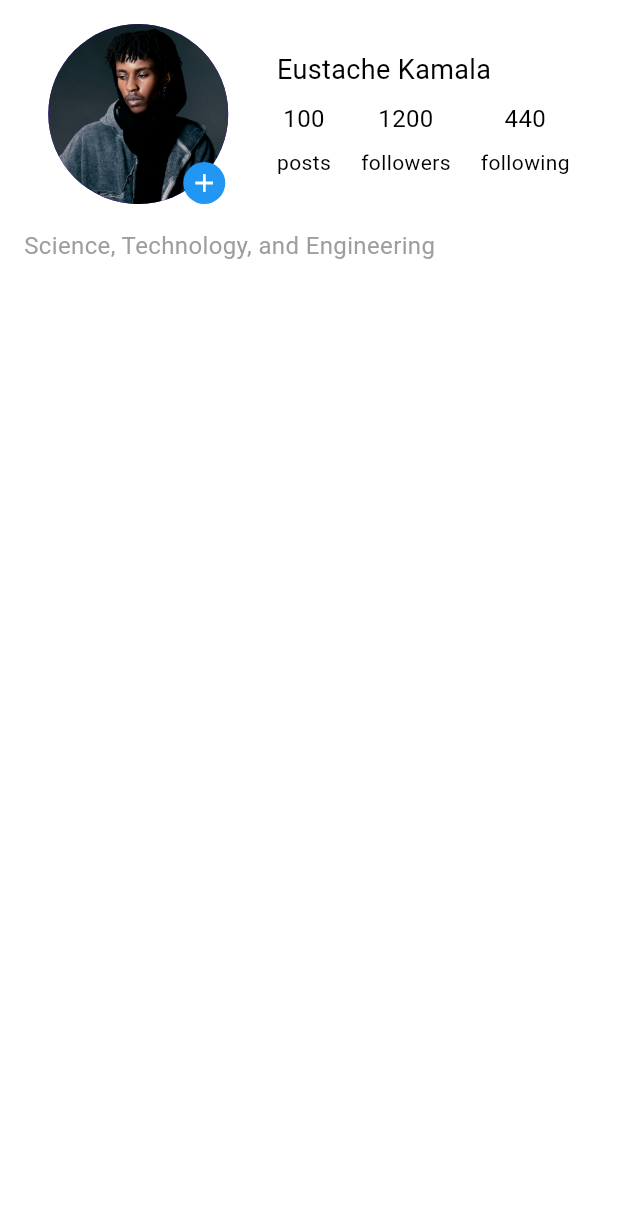
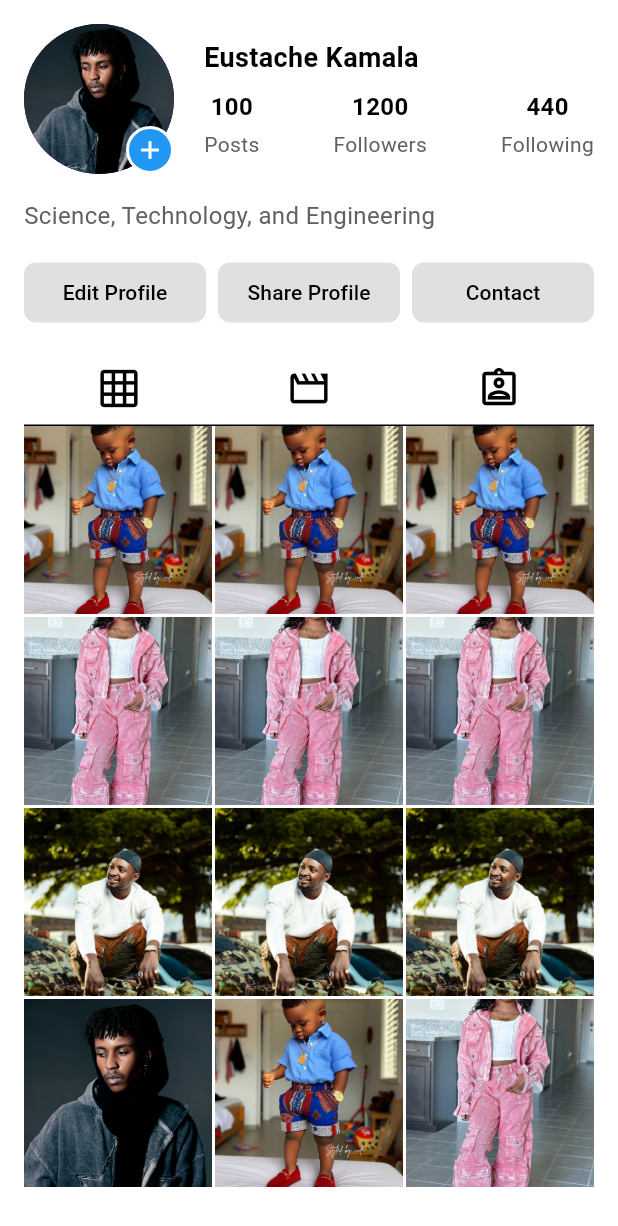
Before and after one commit to Eustachekamala/Instagram, a Flutter app: the ProfilePage screen opened directly, on a phone screen of 412 x 824 dp. Shown: the top 1226 px of the screen. Run offline on Flutter 3.47's test engine with Material 3 defaults, Android fonts, the phone set to English and light mode, and no system bars; our stand-ins replace lottie, shared_preferences; accounts and stored records are empty.

Commit message:
updated the profile page

```diff
--- /dev/null
+++ b/devtools_options.yaml
@@ -0,0 +1,3 @@
+description: This file stores settings for Dart & Flutter DevTools.
+documentation: https://docs.flutter.dev/tools/devtools/extensions#configure-extension-enablement-states
+extensions:
--- a/lib/views/pages/profile_page.dart
+++ b/lib/views/pages/profile_page.dart
@@ -1,5 +1,4 @@
 import 'package:flutter/material.dart';
-import 'package:instagram/views/pages/welcome_page.dart';
 
 class ProfilePage extends StatefulWidget {
   const ProfilePage({super.key});
@@ -9,165 +8,163 @@ class ProfilePage extends StatefulWidget {
 }
 
 class _ProfilePageState extends State<ProfilePage> {
+  // Example list of post image paths
+  final List<String> postImagePaths = [
+    'assets/images/Ankara.jpeg',
+    'assets/images/Ankara.jpeg',
+    'assets/images/Ankara.jpeg',
+    'assets/images/Kids.jpeg',
+    'assets/images/Kids.jpeg',
+    'assets/images/Kids.jpeg',
+    'assets/images/michael.jpg',
+    'assets/images/michael.jpg',
+    'assets/images/michael.jpg',
+    'assets/images/shalom.jpg',
+    'assets/images/Ankara.jpeg',
+    'assets/images/Kids.jpeg',
+  ];
+
   @override
   Widget build(BuildContext context) {
-    return Padding( // Add some padding around the content
-      padding: const EdgeInsets.all(16.0),
-      child: Column(
-        mainAxisAlignment: MainAxisAlignment.spaceBetween, // Push logout to bottom
-        children: [
-          Column(
-            crossAxisAlignment: CrossAxisAlignment.start,
+    return Scaffold( // Added Scaffold for better structure if this is a full page
+      body: SingleChildScrollView( // Allow the entire profile to scroll
+        child: Padding(
+          padding: const EdgeInsets.all(16.0),
+          child: Column(
+            crossAxisAlignment: CrossAxisAlignment.start, // Align content to the start
             children: [
+              // --- Profile Header Row ---
               Row(
-                mainAxisAlignment: MainAxisAlignment.spaceAround,
                 children: [
                   Stack(
-                    alignment: Alignment.bottomRight, // Align plus icon to bottom right
+                    alignment: Alignment.bottomRight,
                     children: [
                       CircleAvatar(
-                        radius: 60, // Slightly smaller radius to accommodate the plus icon visually
+                        radius: 50, // Adjusted radius
                         backgroundImage: AssetImage('assets/images/shalom.jpg'),
                       ),
                       Positioned(
                         bottom: 0,
-                        right: 2,
+                        right: 0,
                         child: Container(
                           decoration: BoxDecoration(
-                            color: Colors.blue, // Or Theme.of(context).primaryColor
-                            shape: BoxShape.circle, // White border for separation
+                            color: Colors.blue,
+                            shape: BoxShape.circle,
+                            border: Border.all(color: Theme.of(context).scaffoldBackgroundColor, width: 2),
                           ),
-                          child: InkWell( // Use InkWell for tap effect
-                            onTap: () {}, //ToDo later
-                            customBorder: CircleBorder(), // Match the shape for ripple effect
-                            child: Padding( // Add padding inside the container for the icon
+                          child: InkWell(
+                            onTap: () { /* Add story logic */ },
+                            customBorder: CircleBorder(),
+                            child: Padding(
                               padding: EdgeInsets.all(4.0),
-                              child: Icon(
-                                Icons.add,
-                                color: Colors.white,
-                                size: 20, // Adjust size as needed
-                              ),
+                              child: Icon(Icons.add, color: Colors.white, size: 20),
                             ),
                           ),
                         ),
                       ),
                     ],
                   ),
-                  Column(
-                    crossAxisAlignment: CrossAxisAlignment.start,
-                    children: [
-                      Text(
-                        'Eustache Kamala',
-                        style: TextStyle(fontSize: 18),
-                      ),
-                      SizedBox(height: 8),
-                      Row(
-                        children: [
-                          Column(
-                            children: [
-                              Text(
-                                '100',
-                                style: TextStyle(fontSize: 16),
-                              ),
-                              SizedBox(height: 8),
-                              Text(
-                                'posts',
-                                style: TextStyle(fontSize: 14),
-                              ),
-                            ],
-                          ),
-                          SizedBox(width: 20),
-                          Column(
-                            children: [
-                              Text(
-                                '1200',
-                                style: TextStyle(fontSize: 16),
-                              ),
-                              SizedBox(height: 8),
-                              Text(
-                                'followers',
-                                style: TextStyle(fontSize: 14),
-                              ),
-                            ],
-                          ),
-                          SizedBox(width: 20),
-                          Column(
-                            children: [
-                              Text(
-                                '440',
-                                style: TextStyle(fontSize: 16),
-                              ),
-                              SizedBox(height: 8),
-                              Text(
-                                'following',
-                                style: TextStyle(fontSize: 14),
-                              )
-                            ],
-                          )
-                        ],
-                      ),
-                    ],
+                  SizedBox(width: 20),
+                  Expanded(
+                    child: Column(
+                      crossAxisAlignment: CrossAxisAlignment.start,
+                      children: [
+                        Text('Eustache Kamala', style: TextStyle(fontSize: 18, fontWeight: FontWeight.bold)),
+                        SizedBox(height: 8),
+                        Row(
+                          mainAxisAlignment: MainAxisAlignment.spaceBetween,
+                          children: [
+                            _buildStatColumn('100', 'Posts'),
+                            _buildStatColumn('1200', 'Followers'),
+                            _buildStatColumn('440', 'Following'),
+                          ],
+                        ),
+                      ],
+                    ),
                   )
                 ],
               ),
-              SizedBox(height: 16,),
+              SizedBox(height: 16),
               Text(
                 'Science, Technology, and Engineering',
-                style: TextStyle(fontSize: 16, color: Colors.grey),
-                textAlign: TextAlign.start,
+                style: TextStyle(fontSize: 16, color: Colors.grey[700]),
               ),
-              SizedBox(height: 16,),
+              SizedBox(height: 16),
+              // --- Action Buttons ---
               Row(
-                mainAxisAlignment: MainAxisAlignment.spaceBetween,
-                crossAxisAlignment: CrossAxisAlignment.center,
                 children: [
-                  TextButton(
-                    //ToDo later
-                      onPressed: () {},
-                      style: TextButton.styleFrom(
-                        backgroundColor: Colors.white12,
-                        foregroundColor: Colors.white,
-                        shape: RoundedRectangleBorder(
-                          borderRadius: BorderRadius.circular(12.0),
-                        ),
-                        minimumSize: Size(120, 40)
-                      ),
-                      child: Text('Edit Profile'),
-                  ),
-                  SizedBox(width: 10,),
-                  TextButton(
-                    //ToDo later
-                    onPressed: () {},
-                    style: TextButton.styleFrom(
-                      backgroundColor: Colors.white12,
-                      foregroundColor: Colors.white,
-                      shape: RoundedRectangleBorder(
-                        borderRadius: BorderRadius.circular(12.0),
-                      ),
-                      minimumSize: Size(120, 40)
+                  Expanded(child: _buildProfileButton('Edit Profile', () {})),
+                  SizedBox(width: 8),
+                  Expanded(child: _buildProfileButton('Share Profile', () {})),
+                  SizedBox(width: 8),
+                  Expanded(child: _buildProfileButton('Contact', () {})),
+                ],
+              ),
+              SizedBox(height: 16),
+              // --- Tab Icons (Posts, Reels, Tagged) ---
+              Row(
+                mainAxisAlignment: MainAxisAlignment.spaceAround,
+                children: [
+                  IconButton(icon: Icon(Icons.grid_on_outlined, size: 30), onPressed: () {}),
+                  IconButton(icon: Icon(Icons.movie_creation_outlined, size: 30), onPressed: () {}),
+                  IconButton(icon: Icon(Icons.assignment_ind_outlined, size: 30), onPressed: () {}),
+                ],
+              ),
+              Divider(height: 1), // Visual separator
+
+              // --- Posts Grid ---
+              GridView.builder(
+                shrinkWrap: true,
+                physics: NeverScrollableScrollPhysics(),
+                gridDelegate: SliverGridDelegateWithFixedCrossAxisCount(
+                  crossAxisCount: 3,
+                  crossAxisSpacing: 2.0,
+                  mainAxisSpacing: 2.0,
+                  childAspectRatio: 1.0,
+                ),
+                itemCount: postImagePaths.length,
+                itemBuilder: (context, index) {
+                  return InkWell(
+                    onTap: () {
+                      print('Tapped on post: ${postImagePaths[index]}');
+                    },
+                    child: Image.asset(
+                      postImagePaths[index],
+                      fit: BoxFit.cover,
                     ),
-                    child: Text('Share Profile'),
-                  ),
-                  SizedBox(width: 10,),
-                  TextButton(
-                    //ToDo later
-                    onPressed: () {},
-                    style: TextButton.styleFrom(
-                      backgroundColor: Colors.white12,
-                      foregroundColor: Colors.white,
-                      shape: RoundedRectangleBorder(
-                        borderRadius: BorderRadius.circular(12.0),
-                      ),
-                      minimumSize: Size(120, 40)
-                    ),
-                    child: Text('Contact'),
-                  ),
-                ],
-              )
+                  );
+                },
+              ),
             ],
           ),
-        ],
+        ),
       ),
     );
   }
+
+  Widget _buildStatColumn(String count, String label) {
+    return Column(
+      mainAxisSize: MainAxisSize.min,
+      children: [
+        Text(count, style: TextStyle(fontSize: 16, fontWeight: FontWeight.bold)),
+        SizedBox(height: 4),
+        Text(label, style: TextStyle(fontSize: 14, color: Colors.grey[700])),
+      ],
+    );
+  }
+
+  Widget _buildProfileButton(String text, VoidCallback onPressed) {
+    return TextButton(
+      onPressed: onPressed,
+      style: TextButton.styleFrom(
+          backgroundColor: Colors.grey[300],
+          foregroundColor: Colors.black,
+          shape: RoundedRectangleBorder(
+            borderRadius: BorderRadius.circular(8.0),
+          ),
+          padding: EdgeInsets.symmetric(vertical: 10)
+      ),
+      child: Text(text),
+    );
+  }
 }
--- a/lib/views/pages/welcome_page.dart
+++ b/lib/views/pages/welcome_page.dart
@@ -14,6 +14,11 @@ class WelcomePage extends StatelessWidget{
         child: SingleChildScrollView(
           child: Padding(
             padding: const EdgeInsets.all(20.0),
+            child: LayoutBuilder(
+                builder: (context, BoxConstraints constraints) {
+                  return
+                    FractionallySizedBox(
+                      widthFactor: constraints.maxWidth > 500 ? 0.5 : 1.0,
                       child: Column(
                         mainAxisAlignment: MainAxisAlignment.center,
                         children: [
@@ -75,6 +80,9 @@ class WelcomePage extends StatelessWidget{
                           )
                         ],
                       ),
+                    );
+                },
+            )
           ),
         ),
       ),
--- a/lib/views/widget/navbar_widget.dart
+++ b/lib/views/widget/navbar_widget.dart
@@ -38,7 +38,10 @@ class _NavBarState extends State<NavBar>{
               icon: Icon(Icons.add_box),
               label: "Add"),
           NavigationDestination(
-              icon: Icon(Icons.person),
+              icon: ClipRRect(
+                 borderRadius: BorderRadius.circular(100),
+                  child: Image.asset("assets/images/shalom.jpg",
+                    width: 30, height: 30, fit: BoxFit.cover,)),
               label: "Profile"),
         ],
           onDestinationSelected: (int value) {
```
Lines whose indentation alone changed are shown as unchanged.
